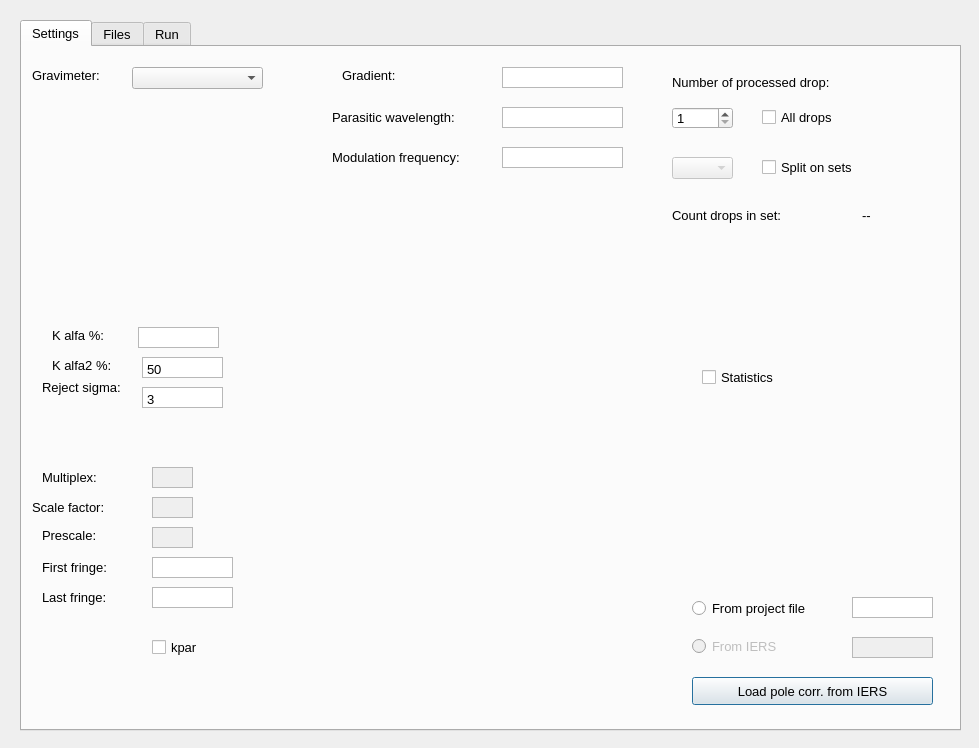
Above: gui/compute.ui from milosvalko/Agdas before the change. Below: the same form after it.
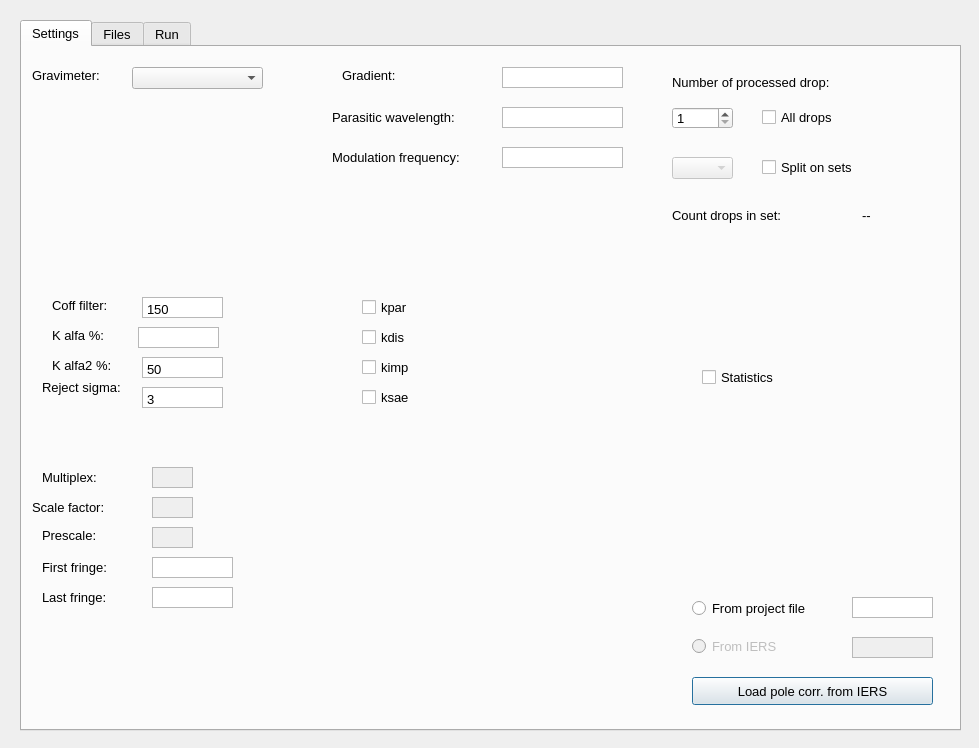
That is the form after the change.

```diff
--- a/gui/compute.ui
+++ b/gui/compute.ui
@@ -596,8 +596,8 @@
     <widget class="QCheckBox" name="kpar">
      <property name="geometry">
       <rect>
-       <x>130</x>
-       <y>590</y>
+       <x>340</x>
+       <y>250</y>
        <width>81</width>
        <height>20</height>
       </rect>
@@ -644,6 +644,83 @@
       <string>K alfa2 %:</string>
      </property>
     </widget>
+    <widget class="QTextEdit" name="coff">
+     <property name="geometry">
+      <rect>
+       <x>120</x>
+       <y>250</y>
+       <width>81</width>
+       <height>21</height>
+      </rect>
+     </property>
+     <property name="verticalScrollBarPolicy">
+      <enum>Qt::ScrollBarAlwaysOff</enum>
+     </property>
+     <property name="html">
+      <string>&lt;!DOCTYPE HTML PUBLIC &quot;-//W3C//DTD HTML 4.0//EN&quot; &quot;http://www.w3.org/TR/REC-html40/strict.dtd&quot;&gt;
+&lt;html&gt;&lt;head&gt;&lt;meta name=&quot;qrichtext&quot; content=&quot;1&quot; /&gt;&lt;style type=&quot;text/css&quot;&gt;
+p, li { white-space: pre-wrap; }
+&lt;/style&gt;&lt;/head&gt;&lt;body style=&quot; font-family:'MS Shell Dlg 2'; font-size:10pt; font-weight:400; font-style:normal;&quot;&gt;
+&lt;p style=&quot; margin-top:0px; margin-bottom:0px; margin-left:0px; margin-right:0px; -qt-block-indent:0; text-indent:0px;&quot;&gt;150&lt;/p&gt;&lt;/body&gt;&lt;/html&gt;</string>
+     </property>
+    </widget>
+    <widget class="QLabel" name="label_15">
+     <property name="geometry">
+      <rect>
+       <x>30</x>
+       <y>250</y>
+       <width>101</width>
+       <height>16</height>
+      </rect>
+     </property>
+     <property name="font">
+      <font>
+       <pointsize>10</pointsize>
+      </font>
+     </property>
+     <property name="text">
+      <string>Coff filter: </string>
+     </property>
+    </widget>
+    <widget class="QCheckBox" name="kdis">
+     <property name="geometry">
+      <rect>
+       <x>340</x>
+       <y>280</y>
+       <width>81</width>
+       <height>20</height>
+      </rect>
+     </property>
+     <property name="text">
+      <string>kdis</string>
+     </property>
+    </widget>
+    <widget class="QCheckBox" name="kimp">
+     <property name="geometry">
+      <rect>
+       <x>340</x>
+       <y>310</y>
+       <width>81</width>
+       <height>20</height>
+      </rect>
+     </property>
+     <property name="text">
+      <string>kimp</string>
+     </property>
+    </widget>
+    <widget class="QCheckBox" name="ksae">
+     <property name="geometry">
+      <rect>
+       <x>340</x>
+       <y>340</y>
+       <width>81</width>
+       <height>20</height>
+      </rect>
+     </property>
+     <property name="text">
+      <string>ksae</string>
+     </property>
+    </widget>
    </widget>
    <widget class="QWidget" name="tab_3">
     <attribute name="title">
```
Left out of the diff: 2 changed lines with no effect on the pictures.
